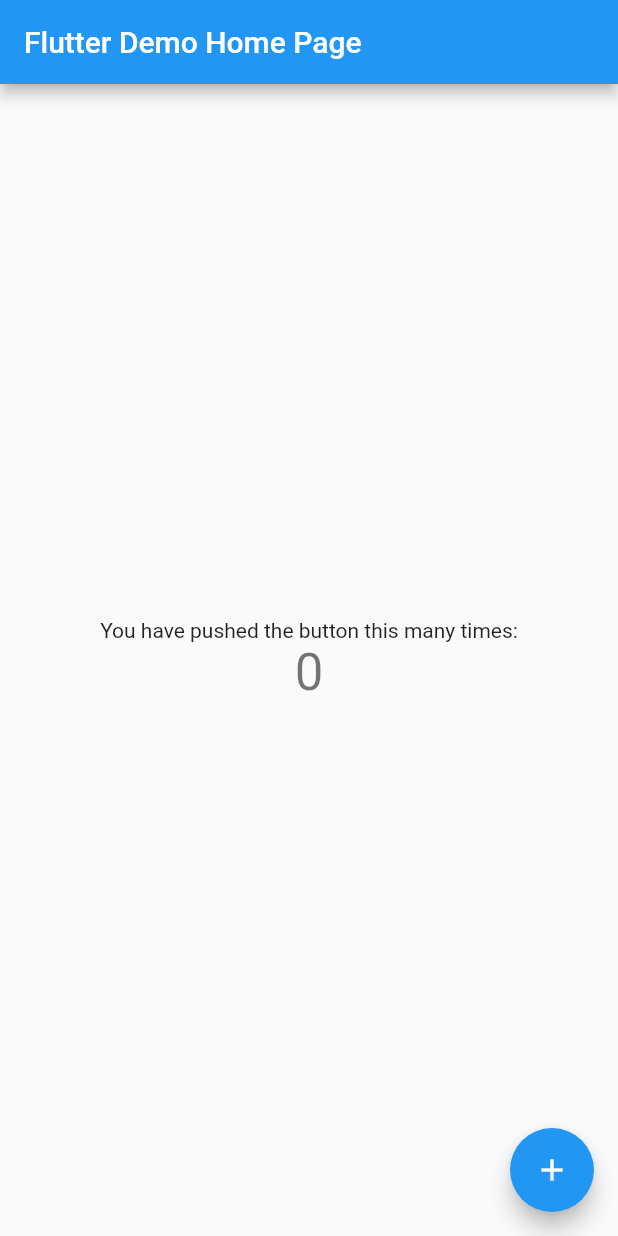
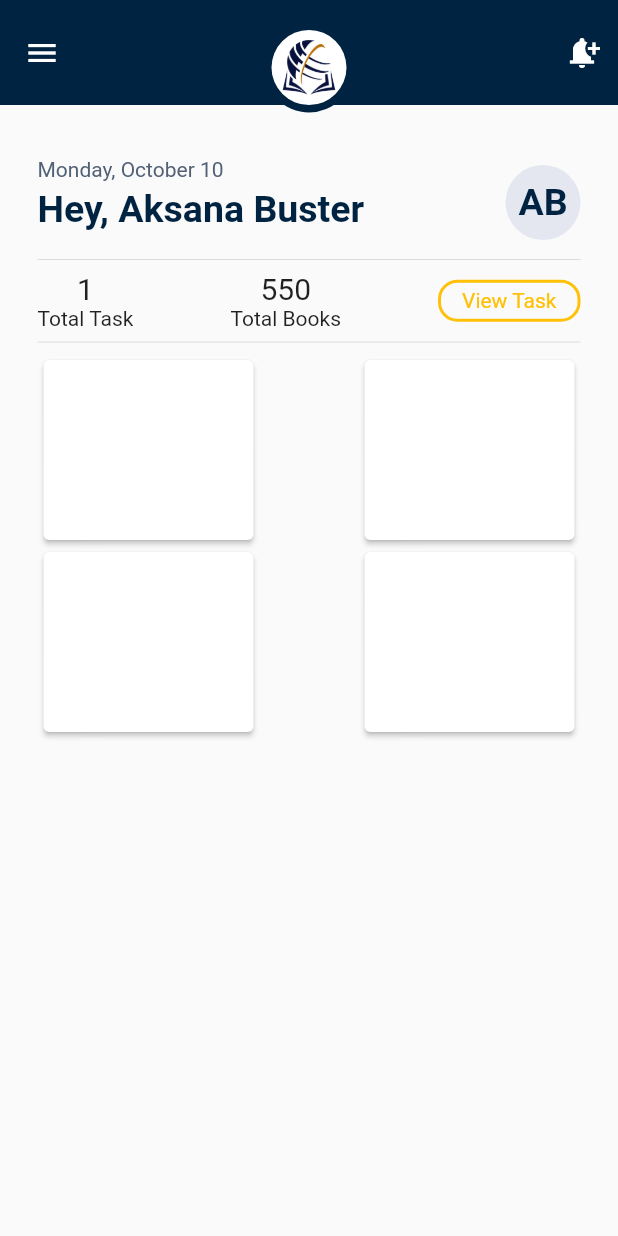
Before and after one commit to aksanadev/soli, a Flutter app: the screen it shows after launch, on a phone screen of 412 x 824 dp. Run offline on Flutter 3.47's test engine with Material 2 defaults, Android fonts, the light colour scheme and no system bars.

Commit message:
home page without grid

```diff
--- a/lib/main.dart
+++ b/lib/main.dart
@@ -1,4 +1,5 @@
 import 'package:flutter/material.dart';
+import 'package:soli/screens/home_screen.dart';
 
 void main() {
   runApp(const MyApp());
@@ -10,106 +11,10 @@
   // This widget is the root of your application.
   @override
   Widget build(BuildContext context) {
-    return MaterialApp(
-      title: 'Flutter Demo',
-      theme: ThemeData(
-        // This is the theme of your application.
-        //
-        // Try running your application with "flutter run". You'll see the
-        // application has a blue toolbar. Then, without quitting the app, try
-        // changing the primarySwatch below to Colors.green and then invoke
-        // "hot reload" (press "r" in the console where you ran "flutter run",
-        // or simply save your changes to "hot reload" in a Flutter IDE).
-        // Notice that the counter didn't reset back to zero; the application
-        // is not restarted.
-        primarySwatch: Colors.blue,
-      ),
-      home: const MyHomePage(title: 'Flutter Demo Home Page'),
+    return const MaterialApp(
+      debugShowCheckedModeBanner: false,
+      title: 'Soli App',
+      home: HomeScreen(),
     );
   }
 }
-
-class MyHomePage extends StatefulWidget {
-  const MyHomePage({Key? key, required this.title}) : super(key: key);
-
-  // This widget is the home page of your application. It is stateful, meaning
-  // that it has a State object (defined below) that contains fields that affect
-  // how it looks.
-
-  // This class is the configuration for the state. It holds the values (in this
-  // case the title) provided by the parent (in this case the App widget) and
-  // used by the build method of the State. Fields in a Widget subclass are
-  // always marked "final".
-
-  final String title;
-
-  @override
-  State<MyHomePage> createState() => _MyHomePageState();
-}
-
-class _MyHomePageState extends State<MyHomePage> {
-  int _counter = 0;
-
-  void _incrementCounter() {
-    setState(() {
-      // This call to setState tells the Flutter framework that something has
-      // changed in this State, which causes it to rerun the build method below
-      // so that the display can reflect the updated values. If we changed
-      // _counter without calling setState(), then the build method would not be
-      // called again, and so nothing would appear to happen.
-      _counter++;
-    });
-  }
-
-  @override
-  Widget build(BuildContext context) {
-    // This method is rerun every time setState is called, for instance as done
-    // by the _incrementCounter method above.
-    //
-    // The Flutter framework has been optimized to make rerunning build methods
-    // fast, so that you can just rebuild anything that needs updating rather
-    // than having to individually change instances of widgets.
-    return Scaffold(
-      appBar: AppBar(
-        // Here we take the value from the MyHomePage object that was created by
-        // the App.build method, and use it to set our appbar title.
-        title: Text(widget.title),
-      ),
-      body: Center(
-        // Center is a layout widget. It takes a single child and positions it
-        // in the middle of the parent.
-        child: Column(
-          // Column is also a layout widget. It takes a list of children and
-          // arranges them vertically. By default, it sizes itself to fit its
-          // children horizontally, and tries to be as tall as its parent.
-          //
-          // Invoke "debug painting" (press "p" in the console, choose the
-          // "Toggle Debug Paint" action from the Flutter Inspector in Android
-          // Studio, or the "Toggle Debug Paint" command in Visual Studio Code)
-          // to see the wireframe for each widget.
-          //
-          // Column has various properties to control how it sizes itself and
-          // how it positions its children. Here we use mainAxisAlignment to
-          // center the children vertically; the main axis here is the vertical
-          // axis because Columns are vertical (the cross axis would be
-          // horizontal).
-          mainAxisAlignment: MainAxisAlignment.center,
-          children: <Widget>[
-            const Text(
-              'You have pushed the button this many times:',
-            ),
-            Text(
-              '$_counter',
-              style: Theme.of(context).textTheme.headline4,
-            ),
-          ],
-        ),
-      ),
-      floatingActionButton: FloatingActionButton(
-        onPressed: _incrementCounter,
-        tooltip: 'Increment',
-        child: const Icon(Icons.add),
-      ), // This trailing comma makes auto-formatting nicer for build methods.
-    );
-  }
-}
--- /dev/null
+++ b/lib/screens/home_screen.dart
@@ -0,0 +1,147 @@
+import 'package:flutter/material.dart';
+import 'package:soli/widgets/header.dart';
+
+class HomeScreen extends StatelessWidget {
+  const HomeScreen({Key? key}) : super(key: key);
+
+  @override
+  Widget build(BuildContext context) {
+    return Scaffold(
+      appBar: const PreferredSize(
+        preferredSize: Size.fromHeight(70.0),
+        child: Header(),
+      ),
+      body: Padding(
+        padding:
+            const EdgeInsets.only(top: 35, right: 25, bottom: 25, left: 25),
+        child: Column(
+          children: [
+            Row(
+              mainAxisAlignment: MainAxisAlignment.spaceBetween,
+              children: [
+                Column(crossAxisAlignment: CrossAxisAlignment.start, children: [
+                  Container(
+                    height: 20,
+                    // color: Colors.yellow.withOpacity(.5),
+                    child: const Text(
+                      "Monday, October 10",
+                      style: TextStyle(color: Color.fromARGB(255, 82, 97, 118)),
+                    ),
+                    // child: ,
+                  ),
+                  Container(
+                      height: 30,
+                      // color: Colors.yellow.withOpacity(.5),
+                      child: const Text(
+                        "Hey, Aksana Buster",
+                        style: TextStyle(
+                          fontSize: 25,
+                          fontWeight: FontWeight.bold,
+                          color: Color.fromARGB(255, 1, 35, 66),
+                        ),
+                      )),
+                  const SizedBox(
+                    height: 10,
+                  )
+                ]),
+                const CircleAvatar(
+                  radius: 25,
+                  backgroundColor: Color.fromARGB(255, 228, 231, 240),
+                  child: Text(
+                    "AB",
+                    style: TextStyle(
+                      fontSize: 25,
+                      fontWeight: FontWeight.bold,
+                      color: Color.fromARGB(255, 1, 35, 66),
+                    ),
+                  ),
+                ),
+              ],
+            ),
+            const Divider(),
+            Row(
+              mainAxisAlignment: MainAxisAlignment.spaceBetween,
+              children: [
+                Column(
+                  children: const [
+                    Text(
+                      "1",
+                      style:
+                          TextStyle(fontSize: 20, fontWeight: FontWeight.w400),
+                    ),
+                    Text("Total Task"),
+                  ],
+                ),
+                Column(
+                  children: const [
+                    Text(
+                      "550",
+                      style:
+                          TextStyle(fontSize: 20, fontWeight: FontWeight.w400),
+                    ),
+                    Text("Total Books"),
+                  ],
+                ),
+                Stack(
+                  alignment: AlignmentDirectional.center,
+                  children: [
+                    Container(
+                      height: 28,
+                      width: 95,
+                      decoration: BoxDecoration(
+                          border: Border.all(color: Colors.amber, width: 2),
+                          borderRadius: BorderRadius.circular(13)),
+                    ),
+                    const Text(
+                      "View Task",
+                      style: TextStyle(color: Colors.amber),
+                    ),
+                  ],
+                )
+              ],
+            ),
+            const Divider(),
+            Row(
+              mainAxisAlignment: MainAxisAlignment.spaceBetween,
+              children: [
+                Card(
+                  elevation: 1.5,
+                  child: Container(
+                    height: 120,
+                    width: 140,
+                  ),
+                ),
+                Card(
+                  elevation: 1.5,
+                  child: Container(
+                    height: 120,
+                    width: 140,
+                  ),
+                ),
+              ],
+            ),
+            Row(
+              mainAxisAlignment: MainAxisAlignment.spaceBetween,
+              children: [
+                Card(
+                  elevation: 1.5,
+                  child: Container(
+                    height: 120,
+                    width: 140,
+                  ),
+                ),
+                Card(
+                  elevation: 1.5,
+                  child: Container(
+                    height: 120,
+                    width: 140,
+                  ),
+                ),
+              ],
+            ),
+          ],
+        ),
+      ),
+    );
+  }
+}
--- /dev/null
+++ b/lib/widgets/header.dart
@@ -0,0 +1,40 @@
+import 'package:flutter/material.dart';
+
+class Header extends StatelessWidget {
+  const Header({
+    Key? key,
+  }) : super(key: key);
+
+  @override
+  Widget build(BuildContext context) {
+    return Stack(alignment: const Alignment(30, 2), children: [
+      AppBar(
+        elevation: 0,
+        backgroundColor: const Color.fromARGB(255, 1, 35, 66),
+        toolbarHeight: 80,
+        leading: IconButton(onPressed: () {}, icon: const Icon(Icons.menu)),
+        actions: [
+          IconButton(
+              onPressed: () {}, icon: const Icon(Icons.notification_add)),
+        ],
+      ),
+      Stack(alignment: AlignmentDirectional.center, children: [
+        Container(
+          height: 60,
+          decoration: const BoxDecoration(
+            shape: BoxShape.circle,
+            color: Color.fromARGB(255, 1, 35, 66),
+          ),
+        ),
+        Stack(alignment: AlignmentDirectional.center, children: [
+          Container(
+            height: 50,
+            decoration: const BoxDecoration(
+                shape: BoxShape.circle, color: Colors.white),
+          ),
+          Image.asset(height: 55, "assets/images/soli_logo.png")
+        ])
+      ]),
+    ]);
+  }
+}
--- /dev/null
+++ b/lib/widgets/logos.dart
@@ -0,0 +1,28 @@
+import 'package:flutter/material.dart';
+
+class SoliLogo extends StatelessWidget {
+  const SoliLogo({
+    Key? key,
+  }) : super(key: key);
+
+  @override
+  Widget build(BuildContext context) {
+    return Stack(alignment: AlignmentDirectional.center, children: [
+      Container(
+        height: 60,
+        decoration: const BoxDecoration(
+          shape: BoxShape.circle,
+          color: Color.fromARGB(255, 1, 35, 66),
+        ),
+      ),
+      Stack(alignment: AlignmentDirectional.center, children: [
+        Container(
+          height: 50,
+          decoration:
+              const BoxDecoration(shape: BoxShape.circle, color: Colors.white),
+        ),
+        Image.asset(height: 55, "assets/images/soli_logo.png")
+      ])
+    ]);
+  }
+}
--- a/pubspec.yaml
+++ b/pubspec.yaml
@@ -58,8 +58,8 @@
   uses-material-design: true
 
   # To add assets to your application, add an assets section, like this:
-  # assets:
-  #   - images/a_dot_burr.jpeg
+  assets:
+    - assets/images/soli_logo.png
   #   - images/a_dot_ham.jpeg
 
   # An image asset can refer to one or more resolution-specific "variants", see
```
Also changed, not shown: assets/images/soli_logo.png (added), lib/screens/splash_screen.dart (added).
